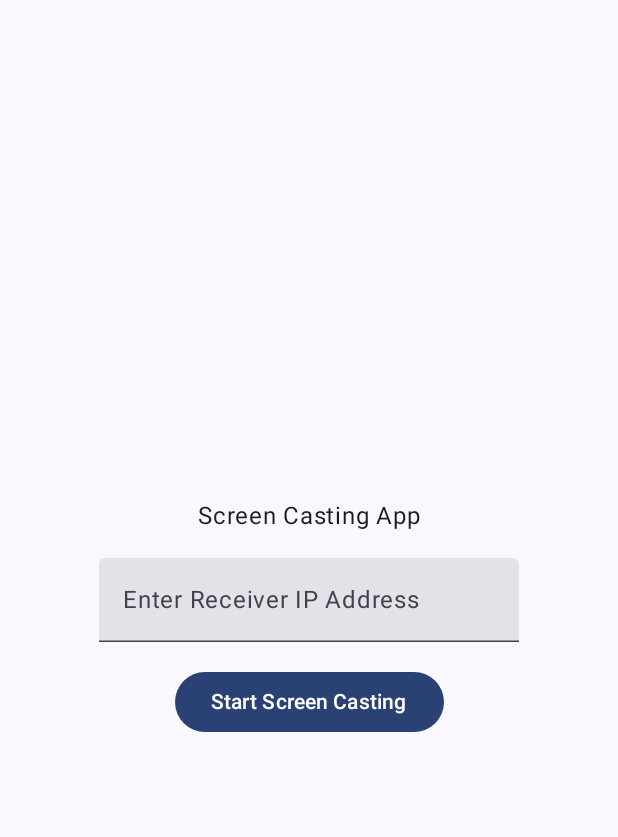
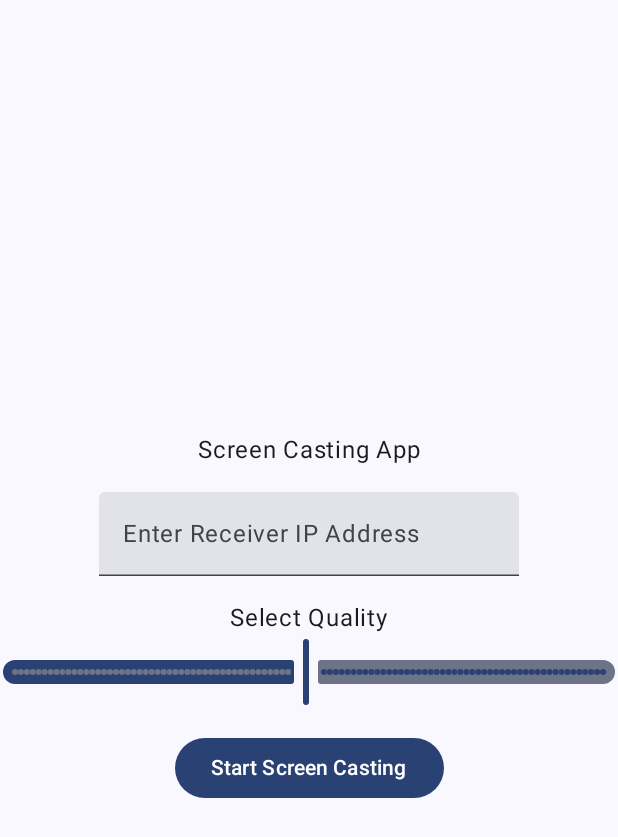
Before and after one commit to danieledellacioppa/DroidCast-Projector, an Android app built with Jetpack Compose: the screen it shows after launch (MainActivity), on a phone screen of 412 x 824 dp. Shown: the top 837 px of the screen. Run offline under Robolectric (Android 15) with nearby library versions, the phone set to English and light mode, and no system bars.

Commit message:
quality bar

```diff
--- a/app/src/main/java/com/forteur/droidcast_projector/MainActivity.kt
+++ b/app/src/main/java/com/forteur/droidcast_projector/MainActivity.kt
@@ -29,6 +29,7 @@ class MainActivity : ComponentActivity() {
                 putExtra("data", result.data)
                 putExtra("resultCode", result.resultCode)
                 putExtra("ipAddress", ipAddress) // Pass the IP address
+                putExtra("quality", quality) // Pass the selected quality
             }
             startActivity(intent)
         } else {
@@ -37,6 +38,7 @@ class MainActivity : ComponentActivity() {
     }
 
     private var ipAddress: String = ""
+    private var quality: Int = 50 // Default quality
 
     override fun onCreate(savedInstanceState: Bundle?) {
         super.onCreate(savedInstanceState)
@@ -44,8 +46,9 @@ class MainActivity : ComponentActivity() {
             DroidCastProjectorTheme {
                 Scaffold(modifier = Modifier.fillMaxSize()) { innerPadding ->
                     MainScreen(
-                        startScreenCasting = { ip ->
+                        startScreenCasting = { ip, q ->
                             ipAddress = ip
+                            quality = q
                             val mediaProjectionManager = getSystemService(Context.MEDIA_PROJECTION_SERVICE) as MediaProjectionManager
                             startScreenCaptureLauncher.launch(mediaProjectionManager.createScreenCaptureIntent())
                         },
@@ -58,8 +61,9 @@ class MainActivity : ComponentActivity() {
 }
 
 @Composable
-fun MainScreen(startScreenCasting: (String) -> Unit, modifier: Modifier = Modifier) {
+fun MainScreen(startScreenCasting: (String, Int) -> Unit, modifier: Modifier = Modifier) {
     var ipAddress by remember { mutableStateOf("") }
+    var quality by remember { mutableStateOf(50) }
 
     Column(
         modifier = modifier.fillMaxSize(),
@@ -75,7 +79,15 @@ fun MainScreen(startScreenCasting: (String) -> Unit, modifier: Modifier = Modifi
             singleLine = true
         )
         Spacer(modifier = Modifier.height(16.dp))
-        Button(onClick = { startScreenCasting(ipAddress) }) {
+        Text(text = "Select Quality")
+        Slider(
+            value = quality.toFloat(),
+            onValueChange = { quality = it.toInt() },
+            valueRange = 1f..100f,
+            steps = 98
+        )
+        Spacer(modifier = Modifier.height(16.dp))
+        Button(onClick = { startScreenCasting(ipAddress, quality) }) {
             Text(text = "Start Screen Casting")
         }
     }
@@ -85,6 +97,6 @@ fun MainScreen(startScreenCasting: (String) -> Unit, modifier: Modifier = Modifi
 @Composable
 fun MainScreenPreview() {
     DroidCastProjectorTheme {
-        MainScreen(startScreenCasting = {})
+        MainScreen(startScreenCasting = { _, _ -> })
     }
 }
--- a/app/src/main/java/com/forteur/droidcast_projector/ScreenCaptureActivity.kt
+++ b/app/src/main/java/com/forteur/droidcast_projector/ScreenCaptureActivity.kt
@@ -18,11 +18,13 @@ class ScreenCaptureActivity : AppCompatActivity() {
         val resultCode = intent.getIntExtra("resultCode", Activity.RESULT_OK)
         val data: Intent? = intent.getParcelableExtra("data")
         val ipAddress = intent.getStringExtra("ipAddress") // Extract the IP address
+        val quality = intent.getIntExtra("quality", 50) // Extract the quality
         if (resultCode == Activity.RESULT_OK && data != null) {
             val serviceIntent = Intent(this, ScreenCaptureService::class.java).apply {
                 putExtra("resultCode", resultCode)
                 putExtra("data", data)
                 putExtra("ipAddress", ipAddress) // Pass the IP address to the service
+                putExtra("quality", quality) // Pass the quality to the service
             }
             startForegroundService(serviceIntent)
             finish()
--- a/app/src/main/java/com/forteur/droidcast_projector/ScreenCaptureService.kt
+++ b/app/src/main/java/com/forteur/droidcast_projector/ScreenCaptureService.kt
@@ -26,6 +26,7 @@ class ScreenCaptureService : Service() {
     private lateinit var mediaProjectionManager: MediaProjectionManager
     private lateinit var imageReader: ImageReader
     private var ipAddress: String = ""
+    private var quality: Int = 50 // Default quality
 
     override fun onCreate() {
         super.onCreate()
@@ -38,6 +39,7 @@ class ScreenCaptureService : Service() {
         val resultCode = intent?.getIntExtra("resultCode", Activity.RESULT_OK) ?: Activity.RESULT_OK
         val data: Intent? = intent?.getParcelableExtra("data")
         ipAddress = intent?.getStringExtra("ipAddress") ?: "" // Extract the IP address
+        quality = intent?.getIntExtra("quality", 50) ?: 50 // Extract the quality
         if (data != null) {
             mediaProjection = mediaProjectionManager.getMediaProjection(resultCode, data)
             mediaProjection.registerCallback(MediaProjectionCallback(), null)
@@ -87,9 +89,9 @@ class ScreenCaptureService : Service() {
         val newHeight = originalBitmap.height / 2
         val resizedBitmap = Bitmap.createScaledBitmap(originalBitmap, newWidth, newHeight, false)
 
-        // Compress the bitmap to JPEG
+        // Compress the bitmap to JPEG using the quality parameter
         val byteArrayOutputStream = ByteArrayOutputStream()
-        resizedBitmap.compress(Bitmap.CompressFormat.JPEG, 50, byteArrayOutputStream)
+        resizedBitmap.compress(Bitmap.CompressFormat.JPEG, quality, byteArrayOutputStream)
         val byteArray = byteArrayOutputStream.toByteArray()
 
         try {
```
